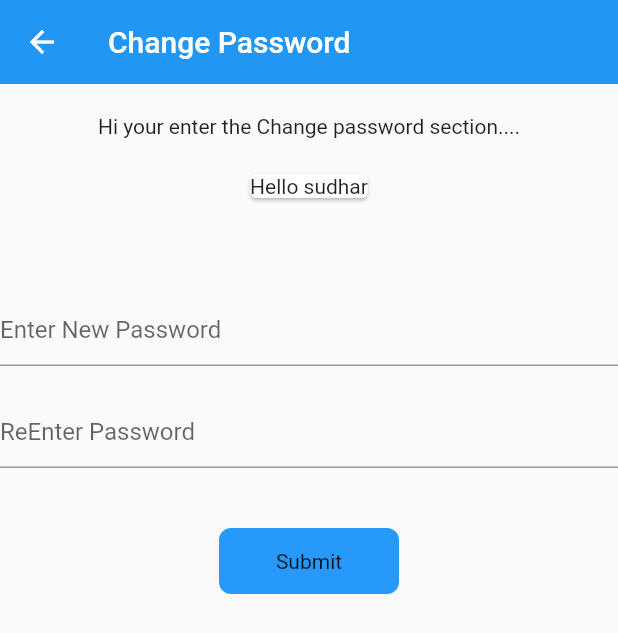
After one commit to vscsudhar/student_attendance, a Flutter app: the ChangepassView screen opened by its route, on a phone screen of 412 x 824 dp. The commit adds this screen. Shown: the top 633 px of the screen. Run offline on Flutter 3.47's test engine with Material 2 defaults, Android fonts, the phone set to English and light mode, and no system bars; our stand-ins replace dropdown_textfield, get_it, stacked, stacked_services; missing offline and left inert: maps_toolkit; Roboto replaces fonts that are missing (times new roman, times new roman bold).

Commit message:
update change pasword

```diff
--- a/lib/core/app/app.dart
+++ b/lib/core/app/app.dart
@@ -1,4 +1,5 @@
 import 'package:stacked/stacked_annotations.dart';
+import 'package:workspace/ui/changepassword/changepass_view.dart';
 import 'package:workspace/ui/dashboard/dashboard_view.dart';
 import 'package:workspace/ui/login/login_view.dart';
 import 'package:workspace/ui/profiles/profile_view.dart';
@@ -11,5 +12,7 @@ import 'package:workspace/ui/students/students_view.dart';
   MaterialRoute(page: StudentView),
   MaterialRoute(page: SectionView),
   MaterialRoute(page: ProfileView),
+  MaterialRoute(page: ChangepassView),
+
 ])
 class App {}
--- a/lib/core/mixins/navigation_mixin.dart
+++ b/lib/core/mixins/navigation_mixin.dart
@@ -9,4 +9,5 @@ mixin NavigationMixin {
   void goToStudents() => _navigationService.navigateTo(Routes.studentView);
   void goToSection() => _navigationService.navigateTo(Routes.sectionView);
   void goToProfiles() => _navigationService.navigateTo(Routes.profileView);
+  void goToChangepassword() => _navigationService.navigateTo(Routes.changepassView);
 }
--- /dev/null
+++ b/lib/ui/changepassword/changepass_view.dart
@@ -0,0 +1,44 @@
+import 'package:flutter/material.dart';
+import 'package:workspace/ui/shared/styles.dart';
+import 'package:workspace/ui/widgets/box.dart';
+import 'package:workspace/ui/widgets/text_field1.dart';
+
+class ChangepassView extends StatefulWidget {
+  const ChangepassView({super.key});
+
+  @override
+  State<ChangepassView> createState() => _ChangepassViewState();
+}
+
+class _ChangepassViewState extends State<ChangepassView> {
+  @override
+  Widget build(BuildContext context) {
+    return Scaffold(
+      appBar: AppBar(
+        title: const Text('Change Password'),
+        elevation: 0,
+      ),
+      body: Column(
+        children: const [
+          Padding(
+            padding: defaultPadding20,
+            child: Text('Hi your enter the Change password section....'),
+          ),
+          Card(
+            child: Text(
+              'Hello sudhar',
+            ),
+          ),
+          verticalSpacing60,
+          TextField1(hintText: 'Enter New Password'),
+          verticalSpacing20,
+          TextField1(
+            hintText: 'ReEnter Password',
+          ),
+          verticalSpacing20,
+          Box(width: 120, child: Text('Submit', textAlign: TextAlign.center, style: fontFamilyRegular))
+        ],
+      ),
+    );
+  }
+}
--- a/lib/ui/dashboard/dashboard_view.dart
+++ b/lib/ui/dashboard/dashboard_view.dart
@@ -11,10 +11,12 @@ class DashboardView extends StatefulWidget {
   final bool isVisible = true;
 
   @override
-  State<DashboardView> createState() => Ddashboard_viewVate();
+  State<DashboardView> createState() => DashboardviewState();
 }
 
-class Ddashboard_viewVate extends State<DashboardView> {
+
+
+class DashboardviewState extends State<DashboardView> {
   late bool isVisible = true;
   late bool isVisible1 = true;
   @override
--- a/lib/ui/students/students_view.dart
+++ b/lib/ui/students/students_view.dart
@@ -17,7 +17,10 @@ class StudentView extends StatelessWidget {
       body: ListView.separated(
         padding: defaultPadding20,
         itemBuilder: (context, index) {
-          return StudentListWidget(name: 'Student $index');
+          return Column(children: [
+
+            StudentListWidget(name: 'Student $index')
+          ],);
         },
         separatorBuilder: (context, index) => verticalSpacing20,
         itemCount: 10,
--- a/pubspec.yaml
+++ b/pubspec.yaml
@@ -15,6 +15,7 @@ dependencies:
   stacked_services: ^0.9.9
   get_it : ^7.2.0
   dropdown_textfield : ^1.0.8
+  maps_toolkit: ^2.0.1
 
 dev_dependencies:
   flutter_test:
```
Also changed, not shown: lib/core/app/app.router.dart (+50 -8 lines), lib/ui/changepassword/changepass_viewmodel.dart (added, +7 -0 lines), lib/ui/login/login_view.dart (+47 -3 lines), lib/ui/login/login_viewmodel.dart (+21 -1 lines), lib/ui/profiles/profile_view.dart (+9 -5 lines), pubspec.lock.
